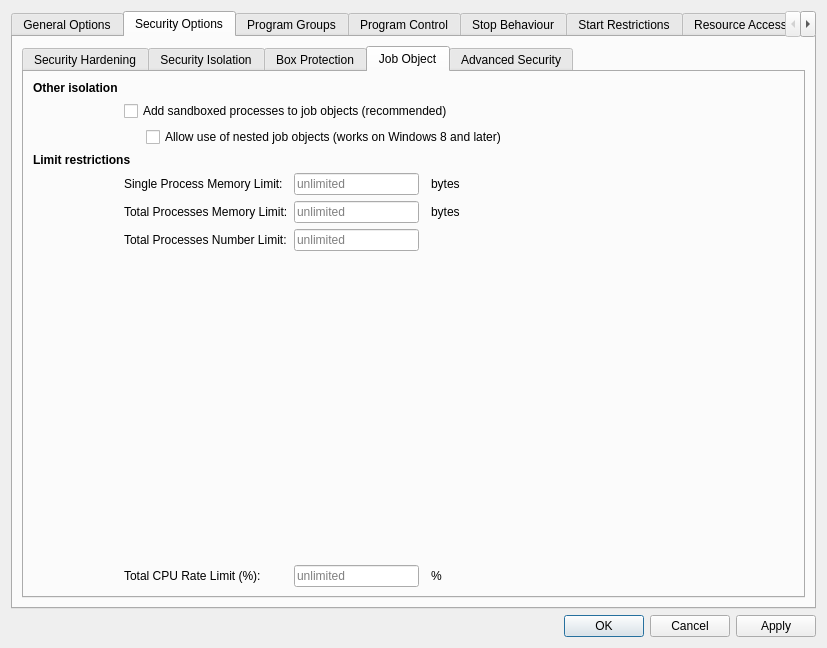
sandboxie-plus/Sandboxie, file SandboxiePlus/SandMan/Forms/OptionsWindow.ui: the form before one commit.
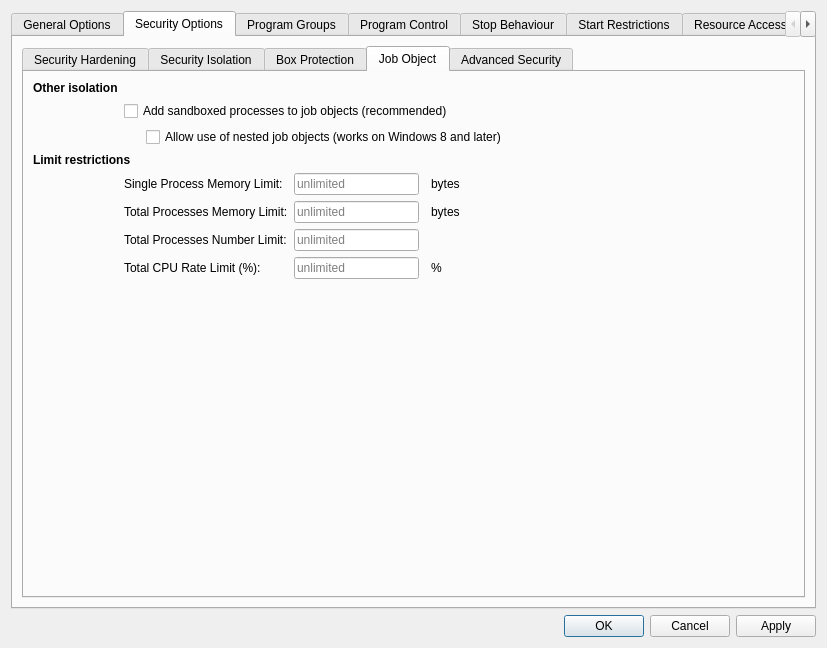
The form after the commit. The open tabs and pages were chosen to show the change.

What changed in the file:
```diff
--- a/SandboxiePlus/SandMan/Forms/OptionsWindow.ui
+++ b/SandboxiePlus/SandMan/Forms/OptionsWindow.ui
@@ -1739,7 +1739,7 @@
             <layout class="QGridLayout" name="gridLayout_51">
              <item row="0" column="0">
               <layout class="QGridLayout" name="gridLayout_50">
-               <item row="7" column="0">
+               <item row="8" column="0">
                 <spacer name="verticalSpacer_45">
                  <property name="orientation">
                   <enum>Qt::Orientation::Vertical</enum>
@@ -1829,7 +1829,7 @@
                  </property>
                 </widget>
                </item>
-               <item row="8" column="1" colspan="2">
+               <item row="7" column="1" colspan="2">
                 <widget class="QLabel" name="label_cpu_limit">
                  <property name="text">
                   <string>Total CPU Rate Limit (%):</string>
@@ -1839,7 +1839,7 @@
                  </property>
                 </widget>
                </item>
-               <item row="8" column="3">
+               <item row="7" column="3">
                 <widget class="QLineEdit" name="txtCpuRateLimit">
                  <property name="maximumSize">
                   <size>
@@ -1855,7 +1855,7 @@
                  </property>
                 </widget>
                </item>
-               <item row="8" column="5">
+               <item row="7" column="5">
                 <widget class="QLabel" name="lblCpuRateLimit">
                  <property name="text">
                   <string>%</string>
@@ -1902,7 +1902,7 @@
                  </property>
                 </widget>
                </item>
-               <item row="7" column="5">
+               <item row="8" column="5">
                 <spacer name="horizontalSpacer_23">
                  <property name="orientation">
                   <enum>Qt::Orientation::Horizontal</enum>
```
